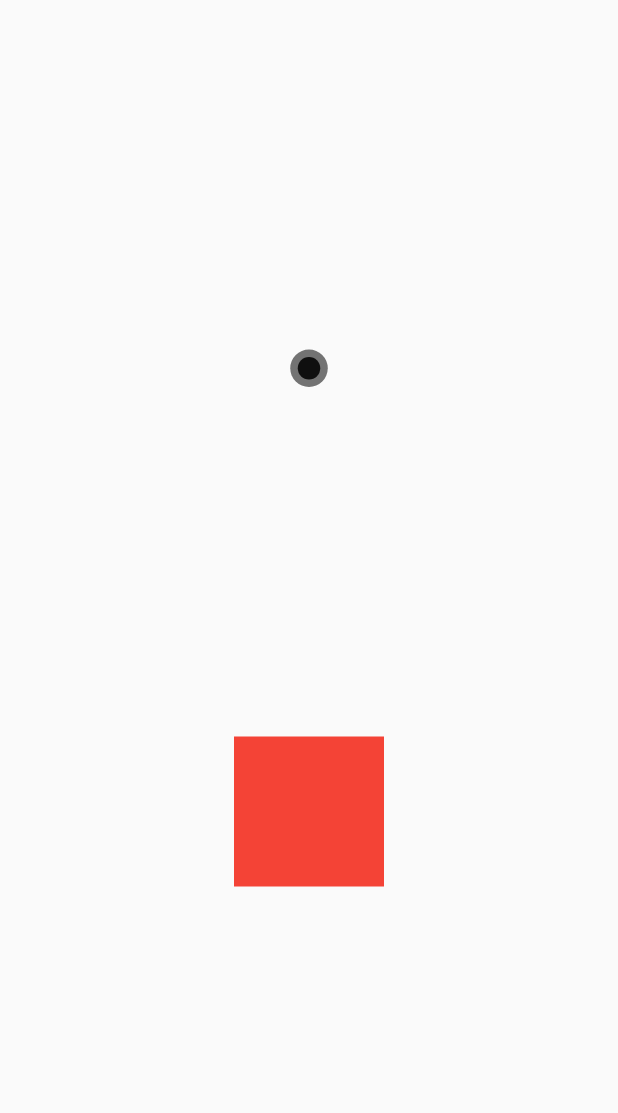
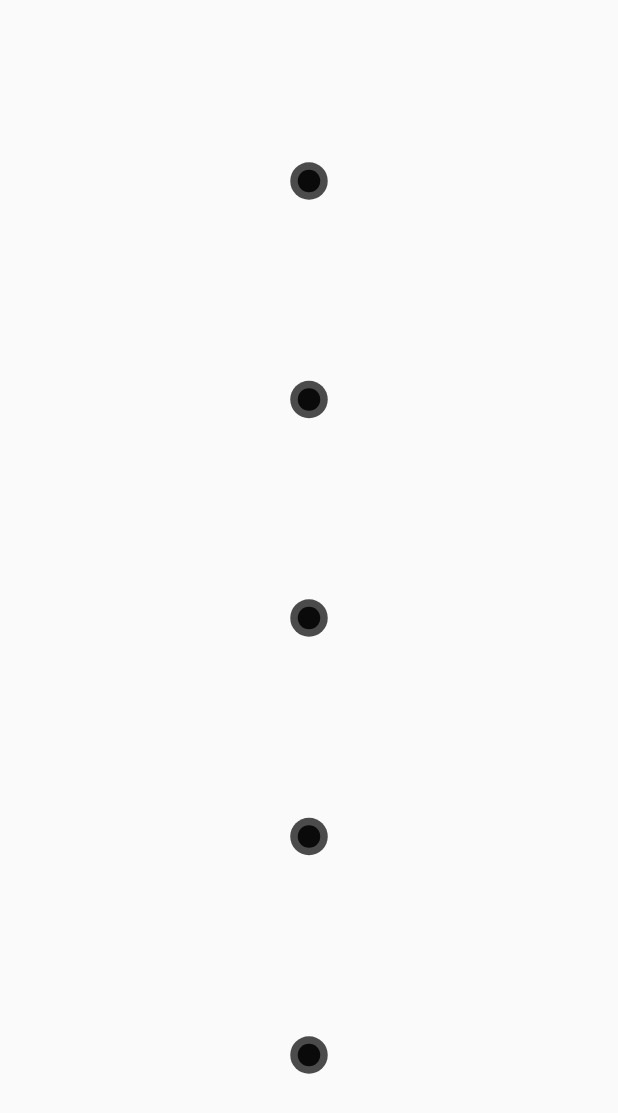
Before and after one commit to KneeClass03/basketball_tactics, a Flutter app: the screen it shows after launch, on a phone screen of 412 x 824 dp. Shown: the top 1113 px of the screen. Run offline on Flutter 3.47's test engine with Material 2 defaults, Android fonts, the phone set to English and light mode, and no system bars.

Commit message:
Selection & Team
Five players are displayed now, only one of them can be selected at a time (visual feedback on selection).

```diff
--- a/lib/main.dart
+++ b/lib/main.dart
@@ -15,47 +15,113 @@ class MyApp extends StatelessWidget {
       theme: ThemeData(
         primarySwatch: Colors.blue,
       ),
-      home: Scaffold(
-        body: Column(
-            mainAxisAlignment: MainAxisAlignment.spaceEvenly,
-            children: <Widget>[
-              const Player(),
-              DragTarget<int>(
-                builder: (BuildContext context, List<dynamic> accepted,
-                    List<dynamic> rejected) {
-                  return Container(
-                    width: 100.0,
-                    height: 100.0,
-                    color: Colors.red,
-                  );
-                },
-                onAccept: (data) => print(data),
-              )
-            ]),
-      ),
+      home: Scaffold(body: AttackingTeam()),
     );
   }
 }
 
-class Player extends StatelessWidget {
-  const Player({super.key});
+/// This class manages everything concerning the attacking team.
+/// TODO: implement interface TEAM because DefendingTeam needs to be implemented as well
+class AttackingTeam extends StatelessWidget {
+  AttackingTeam({super.key}) {
+    // lock the size of the team to 5 players
+    players = List<Attacker>.generate(
+        5,
+        (index) => Attacker(
+              team: this,
+              id: index,
+            ),
+        growable: false);
+  }
+
+  late final List<Attacker> players;
+  // a list of each player's mutable state; needed for calculations (probably bad design)
+  final List<AttackerState> playerStates = <AttackerState>[];
 
   @override
   Widget build(BuildContext context) {
-    return Draggable<int>(
-      data: 10,
-      feedback: Center(
-          child: Container(height: 100.0, width: 100.0, color: Colors.green)),
-      child: Container(
-        height: 25.0,
-        padding: const EdgeInsets.all(5.0),
-        decoration:
-            const ShapeDecoration(shape: CircleBorder(), color: Colors.black54),
-        child: Container(
+    return Column(
+        mainAxisAlignment: MainAxisAlignment.spaceEvenly, children: players);
+  }
+
+  /// Iterates through each player and checks if any of them are selected
+  bool otherPlayerSelected(int id) {
+    for (int i = 0; i < players.length; i++) {
+      if (playerStates[i].selected) {
+        return true;
+      }
+    }
+    return false;
+  }
+
+  void addState(AttackerState state) {
+    playerStates.add(state);
+  }
+}
+
+/// This class represents a offensive player and offers functionality like
+/// selection, movement (TODO), passing (TODO)
+/// TODO: implement interface Player that both Attacker and Defender derive from
+class Attacker extends StatefulWidget {
+  const Attacker({required this.team, required this.id, Key? key})
+      : super(key: key);
+  // unique id (for the team)
+  final int id;
+  // the team the player is playing for
+  final AttackingTeam team;
+
+  @override
+  State<Attacker> createState() => AttackerState();
+}
+
+/// This class manages the mutable state of an attacker, so far only concering
+/// selection.
+/// IDEA: So far the concept was to select the player with a tap, then send him
+/// to a location with the second tap. Tapping might be a better fit for passing the ball,
+/// while movement can be initiated with a drag gesture.
+class AttackerState extends State<Attacker> {
+  bool _selected = false;
+  bool get selected => _selected;
+
+  @override
+  Widget build(BuildContext context) {
+    Stack stack = Stack(
+      alignment: AlignmentDirectional.center,
+      children: [
+        // this bigger circle only shows up when the player is selected
+        Container(
+          height: 50.0,
+          decoration: ShapeDecoration(
+              shape: const CircleBorder(),
+              color: _selected ? Colors.black26 : Colors.transparent),
+        ),
+        Container(
+          height: 25.0,
+          decoration: const ShapeDecoration(
+              shape: CircleBorder(), color: Color.fromARGB(255, 75, 75, 75)),
+        ),
+        Container(
+          height: 15.0,
           decoration: const ShapeDecoration(
               shape: CircleBorder(), color: Colors.black87),
         ),
-      ),
+      ],
     );
+
+    return GestureDetector(onTap: _toggleSelect, child: stack);
+  }
+
+  /// Adds the state to the teams list for processing reasons (probably bad design)
+  @override
+  void initState() {
+    super.initState();
+    widget.team.addState(this);
+  }
+
+  /// Toggles the _selected variable depending on if other players are already selected.
+  void _toggleSelect() {
+    setState(() {
+      _selected = !widget.team.otherPlayerSelected(widget.id);
+    });
   }
 }
```
